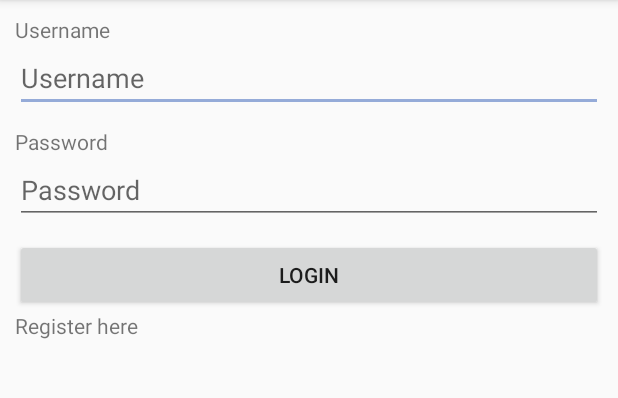
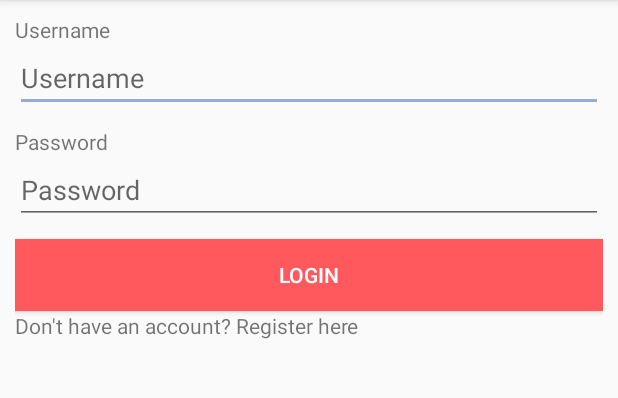
Before and after one commit to act-io/actio, an Android app: the LoginActivity screen opened directly, with no data from a screen before it, on a phone screen of 412 x 824 dp, the part 84-482 px from its top. Run offline under Robolectric (Android 15) with nearby library versions, the phone set to English and light mode, and no system bars; our stand-ins replace Volley.

Commit message:
nyr litur a login takka

```diff
--- a/app/src/main/res/layout/activity_login.xml
+++ b/app/src/main/res/layout/activity_login.xml
@@ -37,12 +37,14 @@
         android:id="@+id/bLogin"
         android:layout_width="match_parent"
         android:layout_height="wrap_content"
+        android:background="@color/colorPrimary"
+        android:textColor="@android:color/background_light"
         android:text="Login" />
 
     <TextView
         android:id="@+id/tvRegisterHere"
         android:layout_width="wrap_content"
         android:layout_height="wrap_content"
-        android:text="Register here" />
+        android:text="Don't have an account? Register here" />
 
 </LinearLayout>
```
